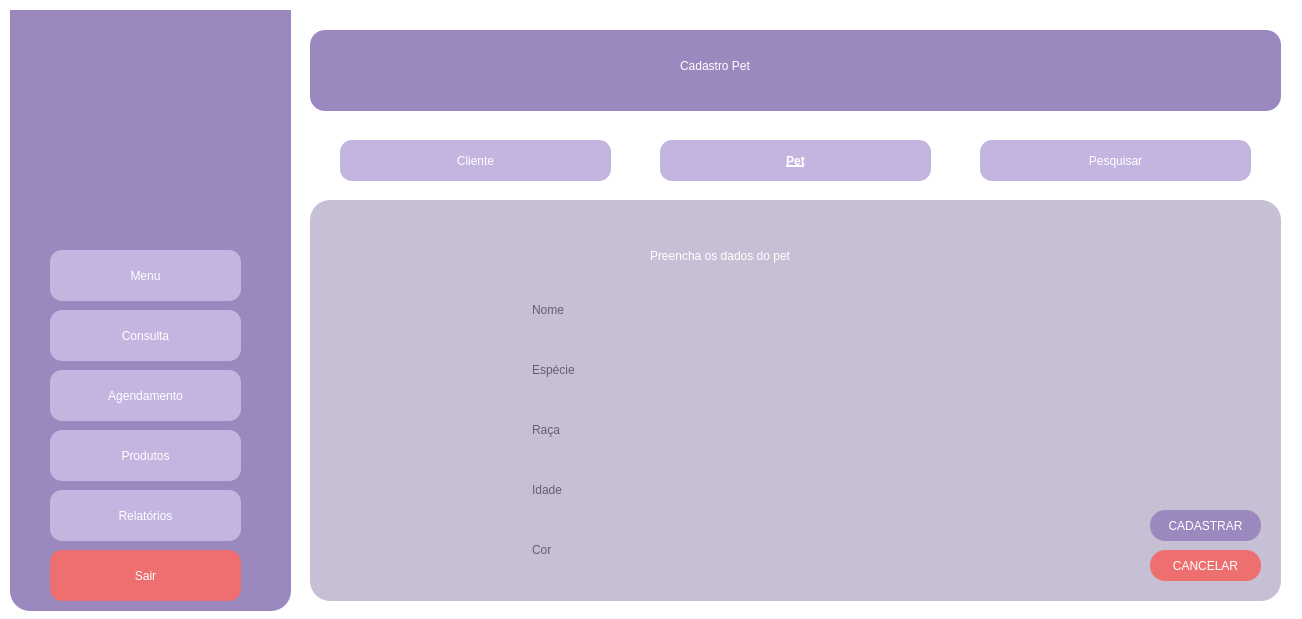
Old version of the form VeterinaryScheduleSystem/cadastropet.ui in the repository brenoafsa/VeterinaryScheduleSystem.
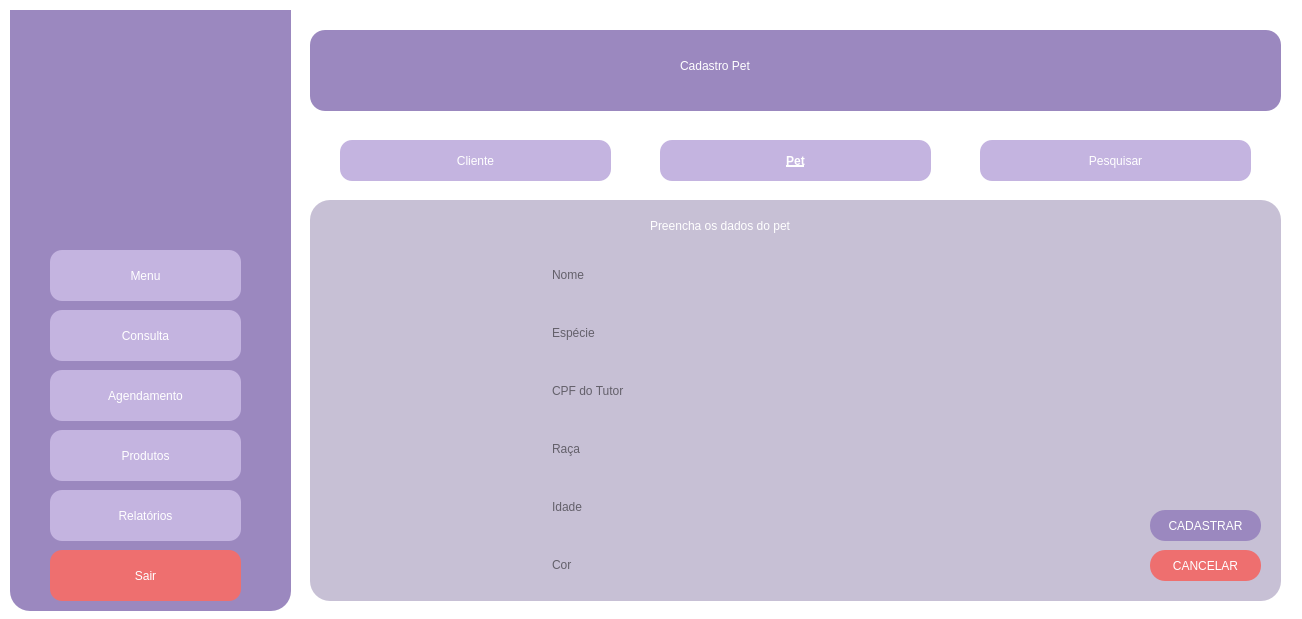
New version of the form. Icons and pictures are not drawn.

Commit message: add campo de info

The edit to the form file:
```diff
--- a/VeterinaryScheduleSystem/cadastropet.ui
+++ b/VeterinaryScheduleSystem/cadastropet.ui
@@ -332,7 +332,7 @@
     <property name="geometry">
      <rect>
       <x>340</x>
-      <y>40</y>
+      <y>10</y>
       <width>341</width>
       <height>31</height>
      </rect>
@@ -347,21 +347,24 @@
    <widget class="QWidget" name="verticalLayoutWidget">
     <property name="geometry">
      <rect>
-      <x>220</x>
-      <y>80</y>
+      <x>240</x>
+      <y>40</y>
       <width>531</width>
-      <height>301</height>
+      <height>360</height>
      </rect>
     </property>
     <layout class="QVBoxLayout" name="verticalLayout">
      <property name="spacing">
-      <number>22</number>
+      <number>15</number>
      </property>
      <property name="rightMargin">
       <number>0</number>
      </property>
      <item>
       <widget class="QLineEdit" name="nomePet">
+       <property name="enabled">
+        <bool>true</bool>
+       </property>
        <property name="sizePolicy">
         <sizepolicy hsizetype="Expanding" vsizetype="Fixed">
          <horstretch>0</horstretch>
@@ -426,6 +429,39 @@
        </property>
       </widget>
      </item>
+     <item>
+      <widget class="QLineEdit" name="especiePet_2">
+       <property name="sizePolicy">
+        <sizepolicy hsizetype="Expanding" vsizetype="Fixed">
+         <horstretch>0</horstretch>
+         <verstretch>0</verstretch>
+        </sizepolicy>
+       </property>
+       <property name="autoFillBackground">
+        <bool>false</bool>
+       </property>
+       <property name="styleSheet">
+        <string notr="true">
+
+QLineEdit {
+    font-size: 14px;
+    color: black;
+    border: 1px solid gray;
+    border-radius: 5px;
+    padding: 5px;
+}
+QLineEdit:placeholder {
+    color: gray;
+    font-style: italic;
+}
+
+; background-color: #ffffff</string>
+       </property>
+       <property name="placeholderText">
+        <string>CPF do Tutor</string>
+       </property>
+      </widget>
+     </item>
      <item>
       <widget class="QLineEdit" name="racaPet">
        <property name="sizePolicy">
```
